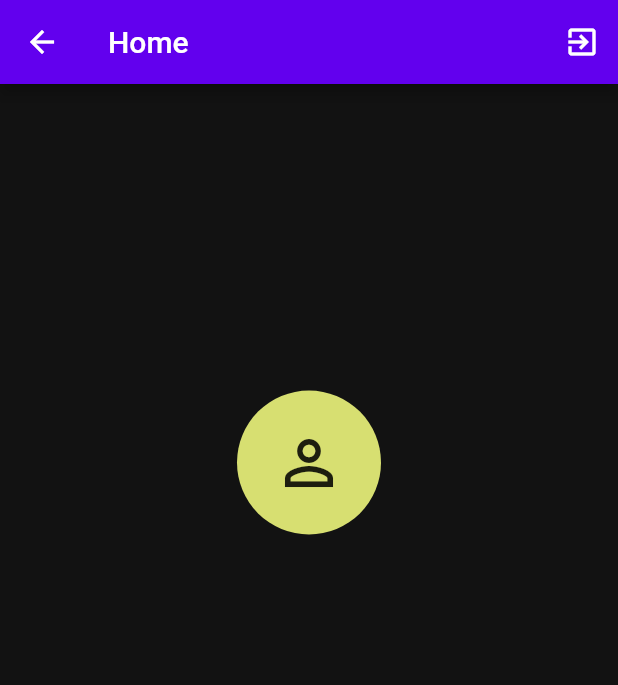
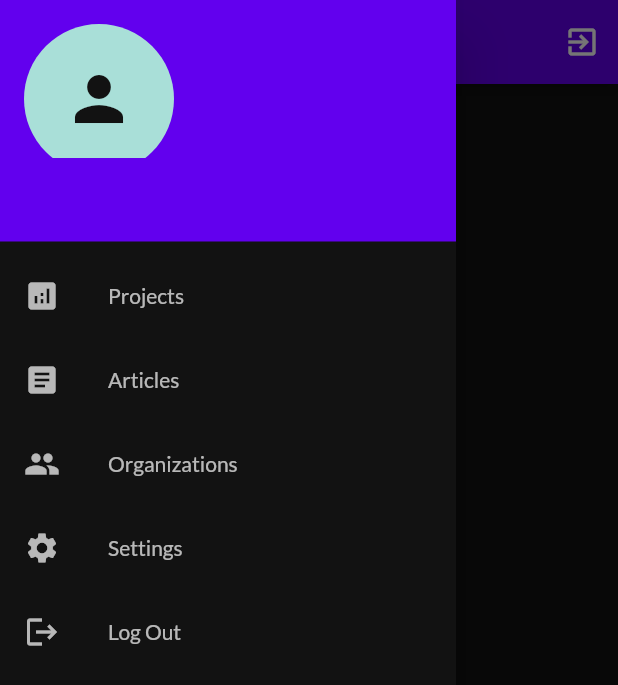
Before and after one commit to Thrauk/union, a Flutter app: the HomePage screen opened directly, with the side drawer open (before the commit the screen has no drawer), on a phone screen of 412 x 824 dp. Shown: the top 685 px of the screen. Run offline on Flutter 3.47's test engine with Material 2 defaults, Android fonts, the phone set to English and light mode, and no system bars; our stand-ins replace cloud_firestore, dots_indicator, equatable, firebase_auth, firebase_core, flutter_bloc and 3 more; missing offline and left inert: flow_builder; accounts and stored records are empty.

Commit message:
Added Drawer

```diff
--- a/lib/src/repository/authentication/firebase_authentication/firebase_auth_repository.dart
+++ b/lib/src/repository/authentication/firebase_authentication/firebase_auth_repository.dart
@@ -63,7 +63,6 @@ class FirebaseAuthRepository implements AuthenticationRepository {
         password: password,
       );
 
-      // TODO(implement): save user details
       appUser = AppUser(
           id: userCredential.user!.uid,
           email: userCredential.user!.email,
--- a/lib/src/screens/home/view/home_page.dart
+++ b/lib/src/screens/home/view/home_page.dart
@@ -5,6 +5,7 @@ import 'package:flutter_bloc/flutter_bloc.dart';
 import 'package:union_app/src/models/authentication/app_user.dart';
 import 'package:union_app/src/screens/app/bloc/app_bloc.dart';
 import 'package:union_app/src/screens/home/widgets/widgets.dart';
+import 'package:union_app/src/screens/widgets/app_drawer.dart';
 
 class HomePage extends StatelessWidget {
   const HomePage({Key? key}) : super(key: key);
@@ -20,6 +21,7 @@ class HomePage extends StatelessWidget {
     final TextTheme textTheme = Theme.of(context).textTheme;
     final AppUser user = context.select((AppBloc bloc) => bloc.state.user);
     return Scaffold(
+      drawer: const AppDrawer(),
       appBar: AppBar(
         title: const Text('Home'),
         actions: <Widget>[
--- a/lib/src/screens/home/widgets/avatar.dart
+++ b/lib/src/screens/home/widgets/avatar.dart
@@ -12,10 +12,9 @@ class Avatar extends StatelessWidget {
     final String? photo = this.photo;
     return CircleAvatar(
       radius: _avatarSize,
+      backgroundColor: Theme.of(context).primaryColor,
       backgroundImage: photo != null ? NetworkImage(photo) : null,
-      child: photo == null
-          ? const Icon(Icons.person_outline, size: _avatarSize)
-          : null,
+      child: photo == null ? const Icon(Icons.person, size: _avatarSize) : null,
     );
   }
 }
--- /dev/null
+++ b/lib/src/screens/widgets/app_drawer.dart
@@ -0,0 +1,66 @@
+import 'package:flutter/cupertino.dart';
+import 'package:flutter/material.dart';
+import 'package:flutter_bloc/flutter_bloc.dart';
+import 'package:union_app/src/models/models.dart';
+import 'package:union_app/src/screens/app/bloc/app_bloc.dart';
+import 'package:union_app/src/screens/home/home.dart';
+
+class AppDrawer extends StatelessWidget {
+  const AppDrawer({Key? key}) : super(key: key);
+
+  @override
+  Widget build(BuildContext context) {
+    final AppUser user = context.select((AppBloc bloc) => bloc.state.user);
+    return Drawer(
+      child: ListView(
+        children: <Widget>[
+          UserAccountsDrawerHeader(
+            currentAccountPictureSize: const Size(100, 100),
+            currentAccountPicture: Avatar(photo: user.photo),
+            accountName: context.select(
+              (AppBloc bloc) => Text(user.name ?? ''),
+            ),
+            accountEmail: context.select(
+              (AppBloc bloc) => Text(user.email ?? ''),
+            ),
+          ),
+          const ListTile(
+            leading: Icon(
+              Icons.analytics,
+              color: Colors.white70,
+            ),
+            title: Text('Projects'),
+          ),
+          const ListTile(
+            leading: Icon(
+              Icons.article,
+              color: Colors.white70,
+            ),
+            title: Text('Articles'),
+          ),
+          const ListTile(
+            leading: Icon(
+              Icons.group,
+              color: Colors.white70,
+            ),
+            title: Text('Organizations'),
+          ),
+          const ListTile(
+            leading: Icon(
+              Icons.settings,
+              color: Colors.white70,
+            ),
+            title: Text('Settings'),
+          ),
+          const ListTile(
+            leading: Icon(
+              Icons.logout,
+              color: Colors.white70,
+            ),
+            title: Text('Log Out'),
+          ),
+        ],
+      ),
+    );
+  }
+}
--- a/lib/src/theme.dart
+++ b/lib/src/theme.dart
@@ -4,13 +4,24 @@ import 'package:flutter/material.dart';
 
 
 final ThemeData theme = ThemeData(
-  hintColor: Color.fromRGBO(255, 255, 255, 0.7),
+  hintColor: const Color.fromRGBO(255, 255, 255, 0.7),
   primaryColorDark: const Color.fromRGBO(18, 18, 18, 1),
   primaryColorLight: const Color.fromRGBO(215, 223, 113, 1),
   primaryColor: const Color.fromRGBO(169, 223, 216, 1),
-
   colorScheme: const ColorScheme.light(secondary: Color(0xFF009688)),
   scaffoldBackgroundColor: const Color.fromRGBO(18, 18, 18, 1),
+  textTheme: const TextTheme(
+    bodyText1: TextStyle(
+      color: Color.fromRGBO(255, 255, 255, 0.7),
+      fontFamily: 'Lato'
+    ),
+    headline6: TextStyle(
+        color: Color.fromRGBO(255, 255, 255, 0.7),
+        fontWeight: FontWeight.w700,
+        fontFamily: 'Lato'
+    ),
+  ),
+  canvasColor: const Color.fromRGBO(18, 18, 18, 1),
   inputDecorationTheme: InputDecorationTheme(
     labelStyle: const TextStyle(
       color: Color.fromRGBO(169, 223, 216, 1),
```
